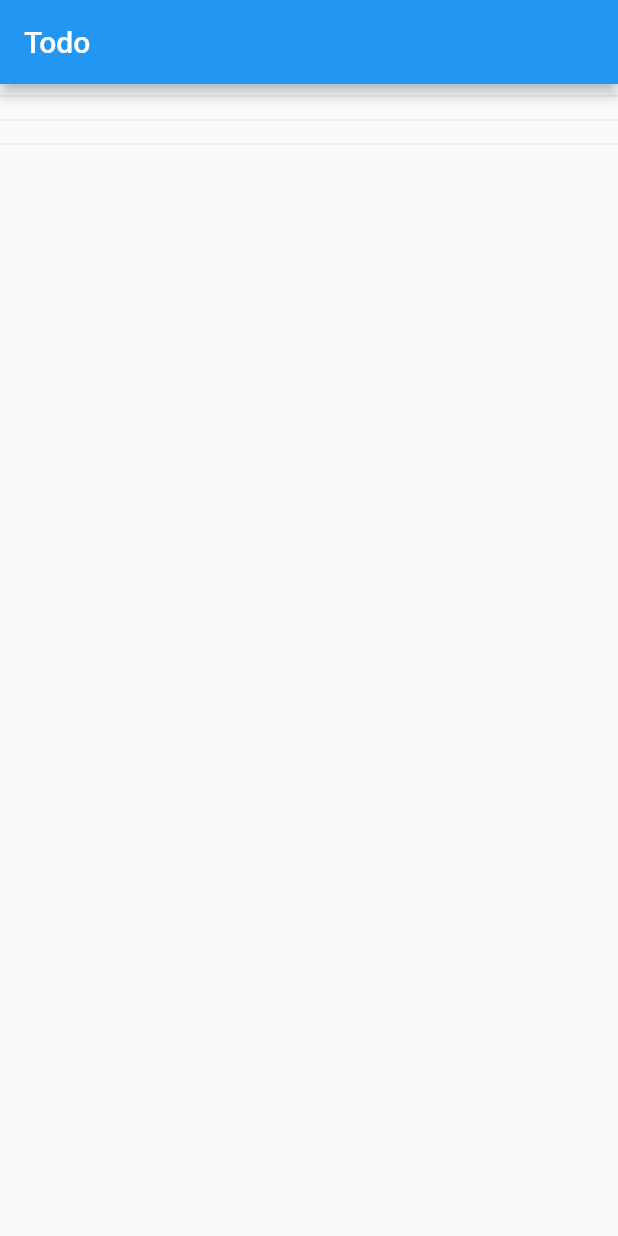
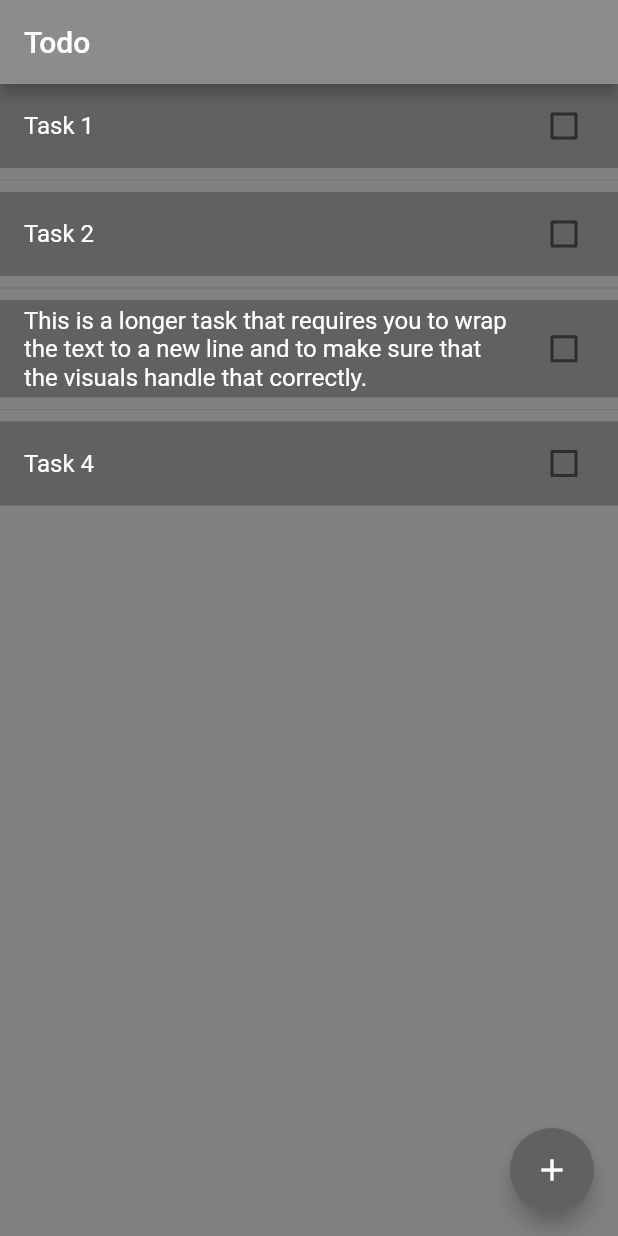
Before and after one commit to nathan-lalli/personal-projects, a Flutter app: the screen it shows after launch, on a phone screen of 412 x 824 dp. Run offline on Flutter 3.47's test engine with Material 2 defaults, Android fonts, the phone set to English and light mode, and no system bars.

Commit message:
adds buttons and second page

```diff
--- a/Dart/to_do_application/lib/main.dart
+++ b/Dart/to_do_application/lib/main.dart
@@ -1,3 +1,5 @@
+// I think this will take at least 2 hours to complete
+
 import 'package:flutter/material.dart';
 
 import 'pages/home_page.dart';
--- a/Dart/to_do_application/lib/model/task.dart
+++ b/Dart/to_do_application/lib/model/task.dart
@@ -1,7 +1,7 @@
 import 'package:uuid/uuid.dart';
 
 class Task {
-  Task({this.description = '', String? id})
+  Task({this.description = '', String? id, required taskStatus})
       : isCompleted = false,
         id = id ?? _uuid.v1();
   bool isCompleted;
--- a/Dart/to_do_application/lib/pages/home_page.dart
+++ b/Dart/to_do_application/lib/pages/home_page.dart
@@ -1,4 +1,5 @@
 import 'package:flutter/material.dart';
+import 'package:to_do_application/pages/new_task_page.dart';
 
 import '../controllers/task_controller.dart';
 import '../model/task.dart';
@@ -30,17 +31,46 @@ class _HomePageState extends State<HomePage> {
           }
 
           return Scaffold(
-            appBar: AppBar(title: const Text('Todo')),
+            appBar: AppBar(
+              title: const Text('Todo', style: TextStyle(color: Colors.white)),
+              backgroundColor: const Color.fromARGB(255, 141, 140, 140),
+            ),
+            backgroundColor: const Color.fromARGB(136, 19, 18, 18),
             body: ListView.separated(
               itemBuilder: (_, index) => _toWidget(index),
               separatorBuilder: (_, __) => const Divider(),
               itemCount: _tasks!.length,
+            ),
+            floatingActionButton: FloatingActionButton(
+              onPressed: () {
+                Navigator.of(context).push(
+                    MaterialPageRoute(builder: (_) => const NewTaskPage()));
+              },
+              backgroundColor: const Color.fromARGB(255, 97, 97, 97),
+              tooltip: 'Add Task',
+              heroTag: "plus",
+              child: const Icon(Icons.add),
             ),
           );
         });
   }
 
   Widget _toWidget(int index) {
-    return const SizedBox();
+    return CheckboxListTile(
+        tileColor: const Color.fromARGB(255, 97, 97, 97),
+        title: Text(
+          _tasks![index].description,
+          style: const TextStyle(color: Colors.white),
+        ),
+        checkColor: Colors.white,
+        activeColor: Colors.white,
+        selected: _tasks![index].isCompleted,
+        value: _tasks![index].isCompleted,
+        onChanged: (bool? value) {
+          setState(() {
+            _tasks![index].isCompleted =
+                _tasks![index].isCompleted ? false : true;
+          });
+        });
   }
 }
--- a/Dart/to_do_application/lib/services/fake_data.dart
+++ b/Dart/to_do_application/lib/services/fake_data.dart
@@ -9,12 +9,13 @@ class FakeData {
 
   List<Task> getTasks() {
     return [
-      Task(description: 'Task 1'),
-      Task(description: 'Task 2'),
+      Task(description: 'Task 1', taskStatus: false),
+      Task(description: 'Task 2', taskStatus: false),
       Task(
           description:
-              'This is a longer task that requires you to wrap the text to a new line and to make sure that the visuals handle that correctly.'),
-      Task(description: 'Task 4'),
+              'This is a longer task that requires you to wrap the text to a new line and to make sure that the visuals handle that correctly.',
+          taskStatus: false),
+      Task(description: 'Task 4', taskStatus: false),
     ];
   }
 }
```
Also changed, not shown: Dart/to_do_application/lib/pages/new_task_page.dart (+37 -7 lines), 1 other file.
